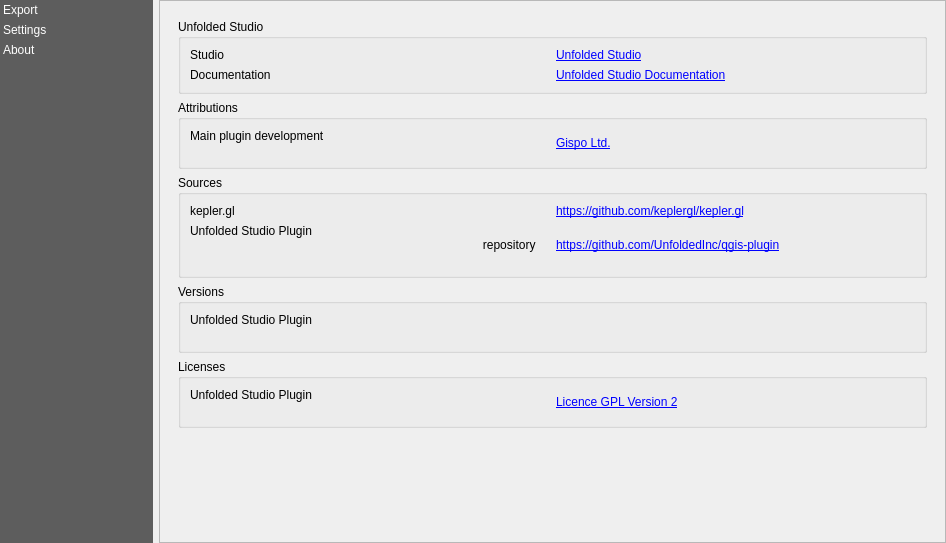
This is UnfoldedStudio/resources/ui/unfolded_dialog.ui in foursquare/qgis-plugin as Qt 5 draws it before an edit. The edited form follows.
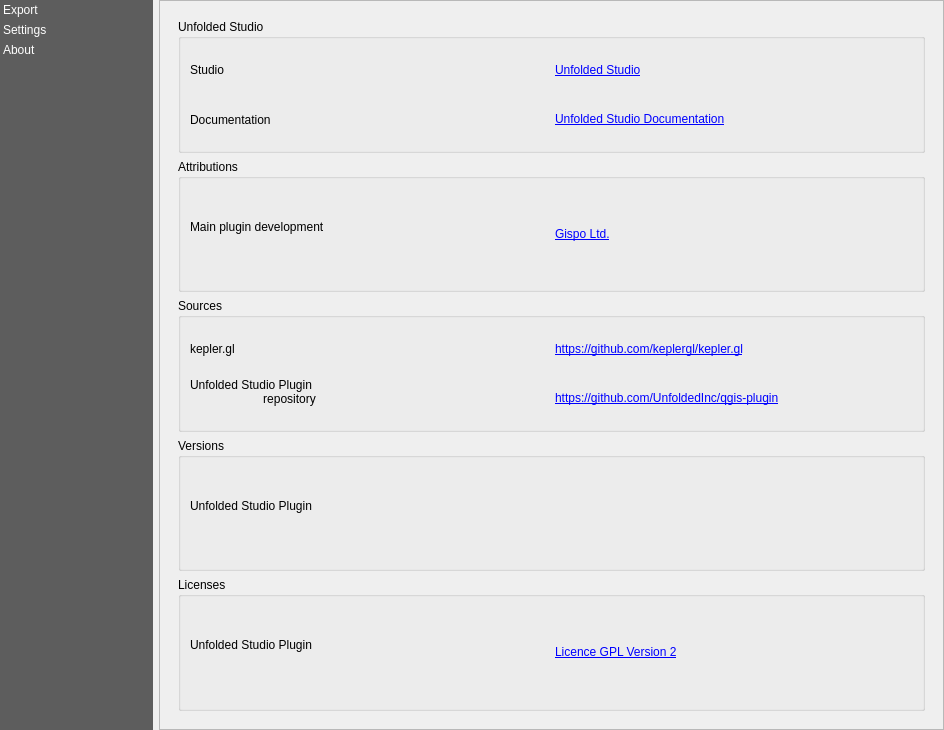
This is the edited form. The open tabs and pages were chosen to show the change. Custom widgets are drawn as their Qt base class.

The edit to the form file:
```diff
--- a/UnfoldedStudio/resources/ui/unfolded_dialog.ui
+++ b/UnfoldedStudio/resources/ui/unfolded_dialog.ui
@@ -9,8 +9,8 @@
             <rect>
                 <x>0</x>
                 <y>0</y>
-                <width>946</width>
-                <height>543</height>
+    <width>944</width>
+    <height>730</height>
             </rect>
         </property>
         <property name="windowTitle">
@@ -112,17 +112,17 @@
                                     <rect>
                                         <x>0</x>
                                         <y>0</y>
-                                        <width>783</width>
-                                        <height>539</height>
+          <width>767</width>
+          <height>744</height>
                                     </rect>
                                 </property>
                                 <property name="minimumSize">
                                     <size>
                                         <width>760</width>
-                                        <height>500</height>
-                                    </size>
-                                </property>
-                                <layout class="QVBoxLayout" name="verticalLayout_2">
+          <height>0</height>
+         </size>
+        </property>
+        <layout class="QVBoxLayout" name="verticalLayout_4">
                                     <item>
                                         <widget class="QStackedWidget" name="stacked_widget">
                                             <property name="currentIndex">
@@ -130,6 +130,64 @@
                                             </property>
                                             <widget class="QWidget" name="exporter">
                                                 <layout class="QVBoxLayout" name="verticalLayout_11">
+             <item>
+              <widget class="QGroupBox" name="groupBox_6">
+               <property name="title">
+                <string>Layers to export</string>
+               </property>
+               <layout class="QVBoxLayout" name="verticalLayout_2">
+                <item>
+                 <widget class="QTableWidget" name="tw_layers">
+                  <property name="minimumSize">
+                   <size>
+                    <width>0</width>
+                    <height>100</height>
+                   </size>
+                  </property>
+                  <property name="editTriggers">
+                   <set>QAbstractItemView::NoEditTriggers</set>
+                  </property>
+                  <property name="selectionMode">
+                   <enum>QAbstractItemView::NoSelection</enum>
+                  </property>
+                  <attribute name="horizontalHeaderCascadingSectionResizes">
+                   <bool>false</bool>
+                  </attribute>
+                  <attribute name="horizontalHeaderMinimumSectionSize">
+                   <number>100</number>
+                  </attribute>
+                  <attribute name="horizontalHeaderDefaultSectionSize">
+                   <number>150</number>
+                  </attribute>
+                  <attribute name="horizontalHeaderShowSortIndicator" stdset="0">
+                   <bool>false</bool>
+                  </attribute>
+                  <attribute name="horizontalHeaderStretchLastSection">
+                   <bool>true</bool>
+                  </attribute>
+                  <attribute name="verticalHeaderDefaultSectionSize">
+                   <number>30</number>
+                  </attribute>
+                  <column>
+                   <property name="text">
+                    <string>Layer</string>
+                   </property>
+                  </column>
+                  <column>
+                   <property name="text">
+                    <string>Export</string>
+                   </property>
+                  </column>
+                  <column>
+                   <property name="text">
+                    <string>Visible</string>
+                   </property>
+                  </column>
+                 </widget>
+                </item>
+               </layout>
+              </widget>
+             </item>
                                                     <item>
                                                         <widget class="QgsCollapsibleGroupBox" name="gb_">
                                                             <property name="enabled">
@@ -519,6 +577,12 @@
                                                 <layout class="QVBoxLayout" name="verticalLayout_3">
                                                     <item>
                                                         <widget class="QGroupBox" name="groupBox_5">
+               <property name="sizePolicy">
+                <sizepolicy hsizetype="Preferred" vsizetype="Preferred">
+                 <horstretch>0</horstretch>
+                 <verstretch>0</verstretch>
+                </sizepolicy>
+               </property>
                                                             <property name="title">
                                                                 <string>Unfolded Studio</string>
                                                             </property>
@@ -530,27 +594,43 @@
                                                                         </property>
                                                                         <item row="0" column="1">
                                                                             <widget class="QLabel" name="label_gispo_2">
+                    <property name="sizePolicy">
+                     <sizepolicy hsizetype="Preferred" vsizetype="Preferred">
+                      <horstretch>0</horstretch>
+                      <verstretch>0</verstretch>
+                     </sizepolicy>
+                    </property>
                                                                                 <property name="text">
                                                                                     <string>&lt;html&gt;&lt;head/&gt;&lt;body&gt;&lt;p&gt;&lt;a
-                                                                                        href=&quot;https://studio.unfolded.ai/&quot;&gt;&lt;span
-                                                                                        style=&quot; text-decoration:
-                                                                                        underline; color:#0000ff;&quot;&gt;Unfolded
-                                                                                        Studio&lt;/span&gt;&lt;/a&gt;&lt;/p&gt;&lt;/body&gt;&lt;/html&gt;
+                      href=&quot;https://studio.unfolded.ai/&quot;&gt;&lt;span
+                      style=&quot; text-decoration:
+                      underline; color:#0000ff;&quot;&gt;Unfolded
+                      Studio&lt;/span&gt;&lt;/a&gt;&lt;/p&gt;&lt;/body&gt;&lt;/html&gt;
                                                                                     </string>
                                                                                 </property>
                                                                             </widget>
                                                                         </item>
                                                                         <item row="0" column="0">
-                                                                            <widget class="QLabel"
-                                                                                    name="label_development_2">
+                   <widget class="QLabel" name="label_development_2">
+                    <property name="sizePolicy">
+                     <sizepolicy hsizetype="Preferred" vsizetype="Preferred">
+                      <horstretch>0</horstretch>
+                      <verstretch>0</verstretch>
+                     </sizepolicy>
+                    </property>
                                                                                 <property name="text">
                                                                                     <string>Studio</string>
                                                                                 </property>
                                                                             </widget>
                                                                         </item>
                                                                         <item row="1" column="0">
-                                                                            <widget class="QLabel"
-                                                                                    name="label_development_3">
+                   <widget class="QLabel" name="label_development_3">
+                    <property name="sizePolicy">
+                     <sizepolicy hsizetype="Preferred" vsizetype="Preferred">
+                      <horstretch>0</horstretch>
+                      <verstretch>0</verstretch>
+                     </sizepolicy>
+                    </property>
                                                                                 <property name="text">
                                                                                     <string>Documentation</string>
                                                                                 </property>
@@ -558,12 +638,18 @@
                                                                         </item>
                                                                         <item row="1" column="1">
                                                                             <widget class="QLabel" name="label_gispo_3">
+                    <property name="sizePolicy">
+                     <sizepolicy hsizetype="Preferred" vsizetype="Preferred">
+                      <horstretch>0</horstretch>
+                      <verstretch>0</verstretch>
+                     </sizepolicy>
+                    </property>
                                                                                 <property name="text">
                                                                                     <string>&lt;html&gt;&lt;head/&gt;&lt;body&gt;&lt;p&gt;&lt;a
-                                                                                        href=&quot;https://docs.unfolded.ai/&quot;&gt;&lt;span
-                                                                                        style=&quot; text-decoration:
-                                                                                        underline; color:#0000ff;&quot;&gt;Unfolded
-                                                                                        Studio Documentation&lt;/span&gt;&lt;/a&gt;&lt;/p&gt;&lt;/body&gt;&lt;/html&gt;
+                      href=&quot;https://docs.unfolded.ai/&quot;&gt;&lt;span
+                      style=&quot; text-decoration:
+                      underline; color:#0000ff;&quot;&gt;Unfolded
+                      Studio Documentation&lt;/span&gt;&lt;/a&gt;&lt;/p&gt;&lt;/body&gt;&lt;/html&gt;
                                                                                     </string>
                                                                                 </property>
                                                                             </widget>
@@ -575,6 +661,12 @@
                                                     </item>
                                                     <item>
                                                         <widget class="QGroupBox" name="groupBox_3">
+               <property name="sizePolicy">
+                <sizepolicy hsizetype="Preferred" vsizetype="Preferred">
+                 <horstretch>0</horstretch>
+                 <verstretch>0</verstretch>
+                </sizepolicy>
+               </property>
                                                             <property name="title">
                                                                 <string>Attributions</string>
                                                             </property>
@@ -585,8 +677,13 @@
                                                                             <enum>QLayout::SetNoConstraint</enum>
                                                                         </property>
                                                                         <item row="0" column="0">
-                                                                            <widget class="QLabel"
-                                                                                    name="label_development">
+                   <widget class="QLabel" name="label_development">
+                    <property name="sizePolicy">
+                     <sizepolicy hsizetype="Preferred" vsizetype="Preferred">
+                      <horstretch>0</horstretch>
+                      <verstretch>0</verstretch>
+                     </sizepolicy>
+                    </property>
                                                                                 <property name="text">
                                                                                     <string>Main plugin development
                                                                                     </string>
@@ -595,12 +692,18 @@
                                                                         </item>
                                                                         <item row="0" column="1">
                                                                             <widget class="QLabel" name="label_gispo">
+                    <property name="sizePolicy">
+                     <sizepolicy hsizetype="Preferred" vsizetype="Preferred">
+                      <horstretch>0</horstretch>
+                      <verstretch>0</verstretch>
+                     </sizepolicy>
+                    </property>
                                                                                 <property name="text">
                                                                                     <string>&lt;html&gt;&lt;head/&gt;&lt;body&gt;&lt;p&gt;&lt;a
-                                                                                        href=&quot;https://www.gispo.fi/en/home/&quot;&gt;&lt;span
-                                                                                        style=&quot; text-decoration:
-                                                                                        underline; color:#0000ff;&quot;&gt;Gispo
-                                                                                        Ltd.&lt;/span&gt;&lt;/a&gt;&lt;/p&gt;&lt;/body&gt;&lt;/html&gt;
+                      href=&quot;https://www.gispo.fi/en/home/&quot;&gt;&lt;span
+                      style=&quot; text-decoration:
+                      underline; color:#0000ff;&quot;&gt;Gispo
+                      Ltd.&lt;/span&gt;&lt;/a&gt;&lt;/p&gt;&lt;/body&gt;&lt;/html&gt;
                                                                                     </string>
                                                                                 </property>
                                                                             </widget>
@@ -612,6 +715,12 @@
                                                     </item>
                                                     <item>
                                                         <widget class="QGroupBox" name="groupBox_2">
+               <property name="sizePolicy">
+                <sizepolicy hsizetype="Preferred" vsizetype="Preferred">
+                 <horstretch>0</horstretch>
+                 <verstretch>0</verstretch>
+                </sizepolicy>
+               </property>
                                                             <property name="title">
                                                                 <string>Sources</string>
                                                             </property>
@@ -620,39 +729,62 @@
                                                                     <layout class="QGridLayout" name="gridLayout_2">
                                                                         <item row="1" column="1">
                                                                             <widget class="QLabel" name="label_source">
+                    <property name="sizePolicy">
+                     <sizepolicy hsizetype="Preferred" vsizetype="Preferred">
+                      <horstretch>0</horstretch>
+                      <verstretch>0</verstretch>
+                     </sizepolicy>
+                    </property>
                                                                                 <property name="text">
                                                                                     <string>&lt;html&gt;&lt;head/&gt;&lt;body&gt;&lt;p&gt;&lt;a
-                                                                                        href=&quot;https://github.com/UnfoldedInc/qgis-plugin&quot;&gt;&lt;span
-                                                                                        style=&quot; text-decoration:
-                                                                                        underline; color:#0000ff;&quot;&gt;https://github.com/UnfoldedInc/qgis-plugin&lt;/span&gt;&lt;/a&gt;&lt;/p&gt;&lt;/body&gt;&lt;/html&gt;
+                      href=&quot;https://github.com/UnfoldedInc/qgis-plugin&quot;&gt;&lt;span
+                      style=&quot; text-decoration:
+                      underline; color:#0000ff;&quot;&gt;https://github.com/UnfoldedInc/qgis-plugin&lt;/span&gt;&lt;/a&gt;&lt;/p&gt;&lt;/body&gt;&lt;/html&gt;
                                                                                     </string>
                                                                                 </property>
                                                                             </widget>
                                                                         </item>
                                                                         <item row="1" column="0">
                                                                             <widget class="QLabel" name="label_gsource">
+                    <property name="sizePolicy">
+                     <sizepolicy hsizetype="Preferred" vsizetype="Preferred">
+                      <horstretch>0</horstretch>
+                      <verstretch>0</verstretch>
+                     </sizepolicy>
+                    </property>
                                                                                 <property name="text">
                                                                                     <string>Unfolded Studio Plugin
-                                                                                        repository
+                      repository
                                                                                     </string>
                                                                                 </property>
                                                                             </widget>
                                                                         </item>
                                                                         <item row="0" column="0">
                                                                             <widget class="QLabel" name="label_qsource">
+                    <property name="sizePolicy">
+                     <sizepolicy hsizetype="Preferred" vsizetype="Preferred">
+                      <horstretch>0</horstretch>
+                      <verstretch>0</verstretch>
+                     </sizepolicy>
+                    </property>
                                                                                 <property name="text">
                                                                                     <string>kepler.gl</string>
                                                                                 </property>
                                                                             </widget>
                                                                         </item>
                                                                         <item row="0" column="1">
-                                                                            <widget class="QLabel"
-                                                                                    name="label_qgsource">
+                   <widget class="QLabel" name="label_qgsource">
+                    <property name="sizePolicy">
+                     <sizepolicy hsizetype="Preferred" vsizetype="Preferred">
+                      <horstretch>0</horstretch>
+                      <verstretch>0</verstretch>
+                     </sizepolicy>
+                    </property>
                                                                                 <property name="text">
                                                                                     <string>&lt;html&gt;&lt;head/&gt;&lt;body&gt;&lt;p&gt;&lt;a
-                                                                                        href=&quot;https://github.com/keplergl/kepler.gl&quot;&gt;&lt;span
-                                                                                        style=&quot; text-decoration:
-                                                                                        underline; color:#0000ff;&quot;&gt;https://github.com/keplergl/kepler.gl&lt;/span&gt;&lt;/a&gt;&lt;/p&gt;&lt;/body&gt;&lt;/html&gt;
+                      href=&quot;https://github.com/keplergl/kepler.gl&quot;&gt;&lt;span
+                      style=&quot; text-decoration:
+                      underline; color:#0000ff;&quot;&gt;https://github.com/keplergl/kepler.gl&lt;/span&gt;&lt;/a&gt;&lt;/p&gt;&lt;/body&gt;&lt;/html&gt;
                                                                                     </string>
                                                                                 </property>
                                                                             </widget>
@@ -664,6 +796,12 @@
                                                     </item>
                                                     <item>
                                                         <widget class="QGroupBox" name="groupBox_4">
+               <property name="sizePolicy">
+                <sizepolicy hsizetype="Preferred" vsizetype="Preferred">
+                 <horstretch>0</horstretch>
+                 <verstretch>0</verstretch>
+                </sizepolicy>
+               </property>
                                                             <property name="title">
                                                                 <string>Versions</string>
                                                             </property>
@@ -672,14 +810,25 @@
                                                                     <layout class="QGridLayout" name="gridLayout_4">
                                                                         <item row="0" column="1">
                                                                             <widget class="QLabel" name="label_version">
+                    <property name="sizePolicy">
+                     <sizepolicy hsizetype="Preferred" vsizetype="Fixed">
+                      <horstretch>0</horstretch>
+                      <verstretch>0</verstretch>
+                     </sizepolicy>
+                    </property>
                                                                                 <property name="text">
                                                                                     <string>&lt;placeholder&gt;</string>
                                                                                 </property>
                                                                             </widget>
                                                                         </item>
                                                                         <item row="0" column="0">
-                                                                            <widget class="QLabel"
-                                                                                    name="label_version_txt">
+                   <widget class="QLabel" name="label_version_txt">
+                    <property name="sizePolicy">
+                     <sizepolicy hsizetype="Preferred" vsizetype="Preferred">
+                      <horstretch>0</horstretch>
+                      <verstretch>0</verstretch>
+                     </sizepolicy>
+                    </property>
                                                                                 <property name="text">
                                                                                     <string>Unfolded Studio Plugin
                                                                                     </string>
@@ -693,14 +842,26 @@
                                                     </item>
                                                     <item>
                                                         <widget class="QGroupBox" name="groupBox">
+               <property name="sizePolicy">
+                <sizepolicy hsizetype="Preferred" vsizetype="Preferred">
+                 <horstretch>0</horstretch>
+                 <verstretch>0</verstretch>
+                </sizepolicy>
+               </property>
                                                             <property name="title">
                                                                 <string>Licenses</string>
                                                             </property>
-                                                            <layout class="QVBoxLayout" name="verticalLayout_4">
+               <layout class="QHBoxLayout" name="horizontalLayout_11">
                                                                 <item>
                                                                     <layout class="QGridLayout" name="gridLayout">
                                                                         <item row="0" column="0">
                                                                             <widget class="QLabel" name="label_plugin">
+                    <property name="sizePolicy">
+                     <sizepolicy hsizetype="Preferred" vsizetype="Fixed">
+                      <horstretch>0</horstretch>
+                      <verstretch>0</verstretch>
+                     </sizepolicy>
+                    </property>
                                                                                 <property name="text">
                                                                                     <string>Unfolded Studio Plugin
                                                                                     </string>
@@ -709,12 +870,18 @@
                                                                         </item>
                                                                         <item row="0" column="1">
                                                                             <widget class="QLabel" name="label_gpl2">
+                    <property name="sizePolicy">
+                     <sizepolicy hsizetype="Preferred" vsizetype="Fixed">
+                      <horstretch>0</horstretch>
+                      <verstretch>0</verstretch>
+                     </sizepolicy>
+                    </property>
                                                                                 <property name="text">
                                                                                     <string>&lt;html&gt;&lt;head/&gt;&lt;body&gt;&lt;p&gt;&lt;a
-                                                                                        href=&quot;https://www.gnu.org/licenses/old-licenses/gpl-2.0.en.html&quot;&gt;&lt;span
-                                                                                        style=&quot; text-decoration:
-                                                                                        underline; color:#0000ff;&quot;&gt;Licence
-                                                                                        GPL Version 2&lt;/span&gt;&lt;/a&gt;&lt;/p&gt;&lt;/body&gt;&lt;/html&gt;
+                      href=&quot;https://www.gnu.org/licenses/old-licenses/gpl-2.0.en.html&quot;&gt;&lt;span
+                      style=&quot; text-decoration:
+                      underline; color:#0000ff;&quot;&gt;Licence
+                      GPL Version 2&lt;/span&gt;&lt;/a&gt;&lt;/p&gt;&lt;/body&gt;&lt;/html&gt;
                                                                                     </string>
                                                                                 </property>
                                                                             </widget>
@@ -724,19 +891,6 @@
                                                             </layout>
                                                         </widget>
                                                     </item>
-                                                    <item>
-                                                        <spacer name="verticalSpacer">
-                                                            <property name="orientation">
-                                                                <enum>Qt::Vertical</enum>
-                                                            </property>
-                                                            <property name="sizeHint" stdset="0">
-                                                                <size>
-                                                                    <width>20</width>
-                                                                    <height>40</height>
-                                                                </size>
-                                                            </property>
-                                                        </spacer>
-                                                    </item>
                                                 </layout>
                                             </widget>
                                         </widget>
```
Left out of the diff: 214 changed lines with no effect on the pictures. Lines whose indentation alone changed are shown as unchanged.
